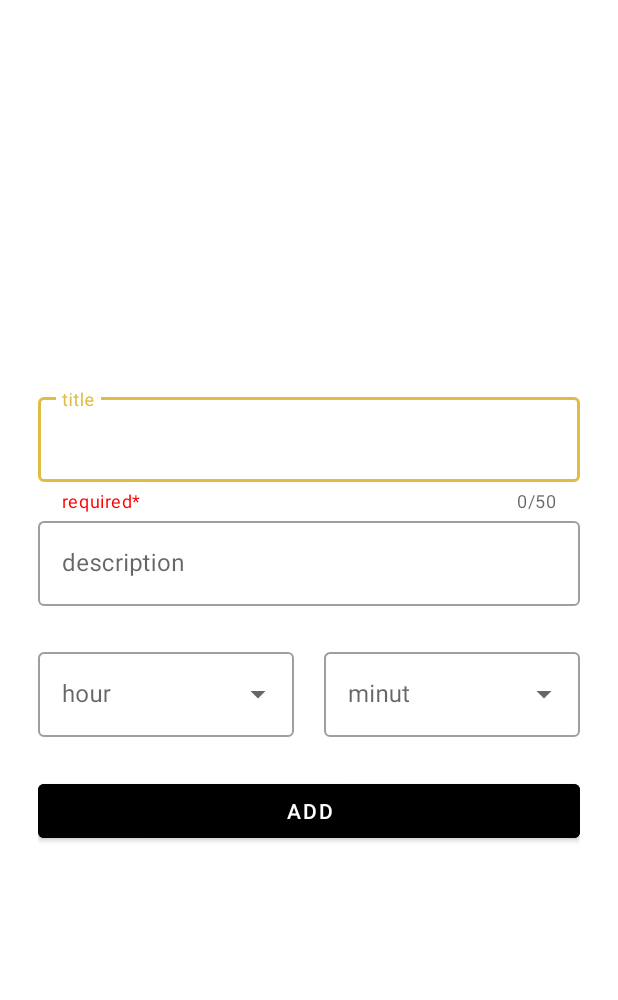
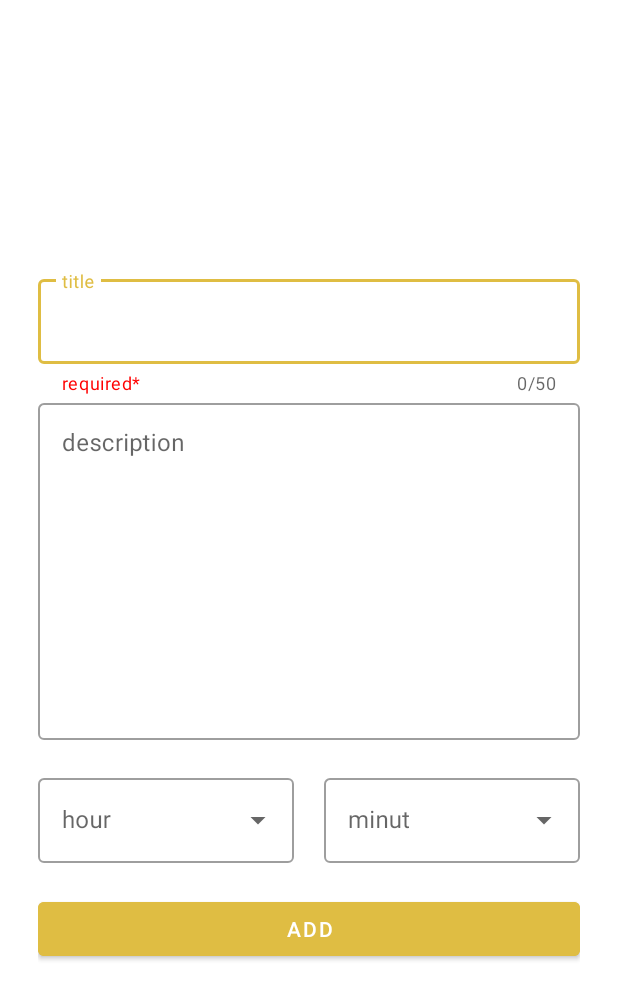
Before and after one commit to AssoulYasser/TO-Do-List-App, an Android app: the screen it shows after launch (TaskFormActivity), after a tap on an icon or button, on a phone screen of 412 x 824 dp. Shown: the top 1000 px of the screen. Run offline under Robolectric (Android 15) with nearby library versions, the phone set to English and light mode, and no system bars; 1 statement that could not run was skipped.

Commit message:
fixing some bugs and adding some other functions

```diff
--- a/app/src/main/java/com/example/todolist/RecyclerView/Adapter.kt
+++ b/app/src/main/java/com/example/todolist/RecyclerView/Adapter.kt
@@ -2,11 +2,12 @@ package com.example.todolist.RecyclerView
 
 import android.view.LayoutInflater
 import android.view.ViewGroup
+import android.widget.Toast
 import androidx.recyclerview.widget.RecyclerView
 import com.example.todolist.R
 import com.example.todolist.data.Model
 
-class Adapter(var initData:MutableList<Model>) : RecyclerView.Adapter<Holder>() {
+class Adapter(initData:MutableList<Model>) : RecyclerView.Adapter<Holder>() {
 
     private var data:MutableList<Model> = initData
 
@@ -15,9 +16,13 @@ class Adapter(var initData:MutableList<Model>) : RecyclerView.Adapter<Holder>()
     }
 
     override fun onBindViewHolder(holder: Holder, position: Int) {
+        holder.data = data[position]
         holder.titleView.text = data[position].title
-        holder.timeView.text = data[position].time.toString()
+        holder.timeView.text = data[position].time
+        holder.checkBoxView.isChecked = data[position].isDone
     }
+
+
 
     override fun getItemCount(): Int {
         return data.size
--- a/app/src/main/java/com/example/todolist/Retrofit/APIservice.kt
+++ b/app/src/main/java/com/example/todolist/Retrofit/APIservice.kt
@@ -13,8 +13,8 @@ interface APIservice {
     fun getAllTasks() : Call<MutableList<Model>>
 
     @DELETE("/tasks/")
-    fun deleteTask(@Query("id") id: Long) : Call<Model>
+    fun deleteTask(@Query("id") id: Long) : Call<Void>
 
     @PUT("/tasks/")
-    fun updateTask(@Body model: Model) : Call<Model>
+    fun updateTask(@Body model: Model) : Call<Void>
 }
--- a/app/src/main/java/com/example/todolist/activities/MainActivity.kt
+++ b/app/src/main/java/com/example/todolist/activities/MainActivity.kt
@@ -33,12 +33,15 @@ class MainActivity : AppCompatActivity() {
         recycler.adapter = DATA.adapter
         recycler.layoutManager = LinearLayoutManager(this)
 
+
         HttpRequest.getData(contextMainActivity)
 
 
         addTaskBtn.setOnClickListener{
             startActivity(Intent(contextMainActivity,TaskFormActivity::class.java))
         }
+
+
 
 
 
--- /dev/null
+++ b/app/src/main/res/drawable/ic_baseline_arrow_forward_24.xml
@@ -0,0 +1,5 @@
+<vector android:autoMirrored="true" android:height="24dp"
+    android:tint="#000000" android:viewportHeight="24"
+    android:viewportWidth="24" android:width="24dp" xmlns:android="http://schemas.android.com/apk/res/android">
+    <path android:fillColor="@android:color/white" android:pathData="M12,4l-1.41,1.41L16.17,11H4v2h12.17l-5.58,5.59L12,20l8,-8z"/>
+</vector>
--- a/app/src/main/res/layout/activity_task_form.xml
+++ b/app/src/main/res/layout/activity_task_form.xml
@@ -36,11 +36,16 @@
             android:layout_width="match_parent"
             android:layout_height="wrap_content"
             android:inputType="textMultiLine"
+            android:lines="10"
+            android:scrollbars="vertical"
+            android:overScrollMode="always"
+            android:scrollbarStyle="insideInset"
+            android:gravity="top"
             android:maxLines="5"/>
     </com.google.android.material.textfield.TextInputLayout>
 
     <LinearLayout
-        android:layout_marginVertical="25dp"
+        android:layout_marginVertical="20dp"
         android:gravity="center"
         android:layout_width="match_parent"
         android:layout_height="wrap_content">
@@ -83,7 +88,16 @@
     <com.google.android.material.button.MaterialButton
         android:id="@+id/addBtn"
         android:text="ADD"
-        android:backgroundTint="@color/black"
+        android:backgroundTint="?attr/colorPrimary"
+        android:layout_width="match_parent"
+        android:layout_height="wrap_content"/>
+
+
+    <com.google.android.material.button.MaterialButton
+        android:id="@+id/delBtn"
+        android:text="DELETE"
+        android:visibility="gone"
+        android:backgroundTint="?attr/colorOnSecondary"
         android:layout_width="match_parent"
         android:layout_height="wrap_content"/>
 
--- a/app/src/main/res/layout/rv_item.xml
+++ b/app/src/main/res/layout/rv_item.xml
@@ -2,7 +2,7 @@
 <LinearLayout xmlns:android="http://schemas.android.com/apk/res/android"
     xmlns:app="http://schemas.android.com/apk/res-auto"
     xmlns:tools="http://schemas.android.com/tools"
-    android:id="@+id/itemView"
+    android:id="@+id/CARDVIEWLAYOUT"
     android:orientation="vertical"
     android:gravity="center"
     android:layout_width="match_parent"
@@ -11,6 +11,7 @@
 
 
     <androidx.cardview.widget.CardView
+        android:foreground="?attr/selectableItemBackground"
         android:layout_width="match_parent"
         android:layout_height="wrap_content">
 
@@ -66,9 +67,10 @@
             </LinearLayout>
 
 
+
             <ImageView
                 android:id="@+id/editIV"
-                android:src="@drawable/ic_baseline_edit_24"
+                android:src="@drawable/ic_baseline_arrow_forward_24"
                 app:layout_constraintTop_toTopOf="parent"
                 app:layout_constraintBottom_toBottomOf="parent"
                 app:layout_constraintRight_toRightOf="parent"
```
Also changed, not shown: app/src/main/AndroidManifest.xml (+9 -2 lines), app/src/main/java/com/example/todolist/RecyclerView/Holder.kt (+26 -4 lines), app/src/main/java/com/example/todolist/Retrofit/HttpRequest.kt (+31 -26 lines), app/src/main/java/com/example/todolist/activities/TaskDetailsActivity.kt (added, +45 -0 lines), app/src/main/java/com/example/todolist/activities/TaskFormActivity.kt (+5 -7 lines).
